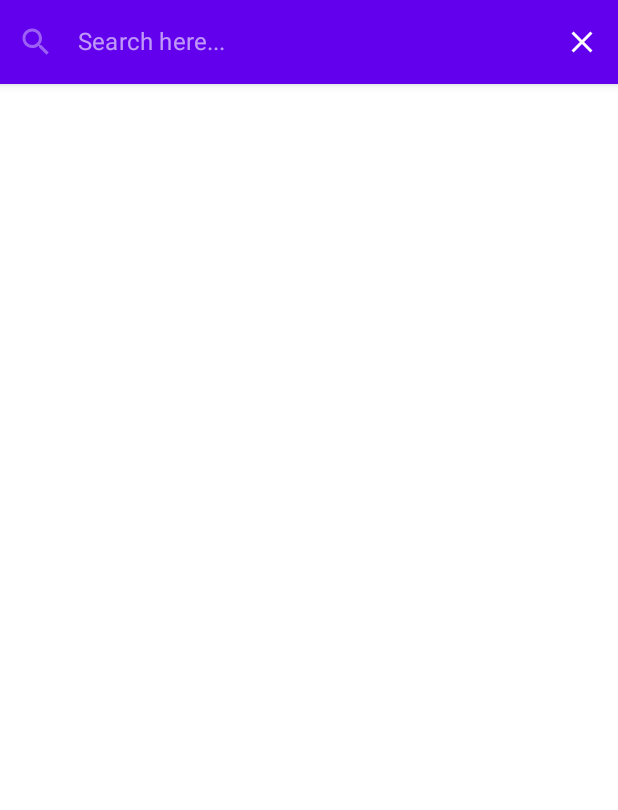
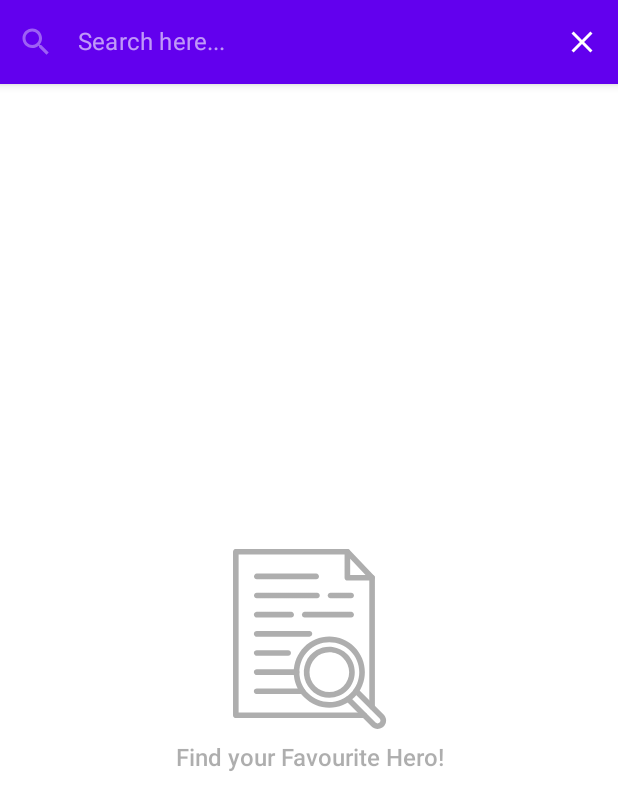
Before and after one commit to JustAmalll/BorutoApp, an Android app built with Jetpack Compose: the SearchScreen screen opened through its navigation route, on a phone screen of 412 x 824 dp. Shown: the top 810 px of the screen. Run offline under Robolectric (Android 15) with nearby library versions, the phone set to English and light mode, and no system bars; our stand-ins replace Dagger/Hilt's generated code, Shimmer, accompanist, paging; pictures from the network do not load.

Commit message:
Search Screen - Display Searched Heroes

```diff
--- a/app/src/main/java/dev/amal/borutoapp/presentation/common/EmptyScreen.kt
+++ b/app/src/main/java/dev/amal/borutoapp/presentation/common/EmptyScreen.kt
@@ -24,12 +24,16 @@ import java.net.ConnectException
 import java.net.SocketTimeoutException
 
 @Composable
-fun EmptyScreen(error: LoadState.Error) {
-    val message by remember {
-        mutableStateOf(parseErrorMessage(error = error))
+fun EmptyScreen(error: LoadState.Error? = null) {
+    var message by remember {
+        mutableStateOf("Find your Favourite Hero!")
     }
-    val icon by remember {
-        mutableStateOf(R.drawable.ic_network_error)
+    var icon by remember {
+        mutableStateOf(R.drawable.ic_search_document)
+    }
+    if (error != null) {
+        message = parseErrorMessage(error = error)
+        icon = R.drawable.ic_network_error
     }
     var startAnimation by remember {
         mutableStateOf(false)
--- a/app/src/main/java/dev/amal/borutoapp/presentation/common/ListContent.kt
+++ b/app/src/main/java/dev/amal/borutoapp/presentation/common/ListContent.kt
@@ -78,6 +78,10 @@ fun handlePagingResult(
                 EmptyScreen(error = error)
                 false
             }
+            heroes.itemCount < 1 -> {
+                EmptyScreen()
+                false
+            }
             else -> true
         }
     }
--- a/app/src/main/java/dev/amal/borutoapp/presentation/screens/search/SearchScreen.kt
+++ b/app/src/main/java/dev/amal/borutoapp/presentation/screens/search/SearchScreen.kt
@@ -2,12 +2,14 @@ package dev.amal.borutoapp.presentation.screens.search
 
 import androidx.compose.material.Scaffold
 import androidx.compose.runtime.Composable
-import androidx.compose.runtime.collectAsState
 import androidx.compose.runtime.getValue
 import androidx.hilt.navigation.compose.hiltViewModel
 import androidx.navigation.NavHostController
 import androidx.paging.compose.collectAsLazyPagingItems
+import coil.annotation.ExperimentalCoilApi
+import dev.amal.borutoapp.presentation.common.ListContent
 
+@ExperimentalCoilApi
 @Composable
 fun SearchScreen(
     navController: NavHostController,
@@ -30,8 +32,9 @@ fun SearchScreen(
                     navController.popBackStack()
                 }
             )
+        },
+        content = {
+            ListContent(heroes = heroes, navController = navController)
         }
-    ) {
-
-    }
+    )
 }
--- /dev/null
+++ b/app/src/main/res/drawable/ic_search_document.xml
@@ -0,0 +1,51 @@
+<vector xmlns:android="http://schemas.android.com/apk/res/android"
+    android:width="115.537dp"
+    android:height="135.844dp"
+    android:viewportWidth="115.537"
+    android:viewportHeight="135.844">
+  <path
+      android:fillColor="#FF000000"
+      android:pathData="M104.987,121.331a2.117,2.117 0,0 1,-2.123 -2.123l-0.009,-97.514a2.123,2.123 0,1 1,4.245 0l0.009,97.514A2.117,2.117 0,0 1,104.987 121.331Z"/>
+  <path
+      android:fillColor="#FF000000"
+      android:pathData="M99.132,127.618h-97.01A2.117,2.117 0,0 1,0 125.5L0,2.123A2.117,2.117 0,0 1,2.123 0h84.195a2.123,2.123 0,0 1,0 4.245L4.245,4.245L4.245,123.373h94.887a2.123,2.123 0,0 1,0 4.245Z"/>
+  <path
+      android:fillColor="#FF000000"
+      android:pathData="M62.827,22.808h-44.91a2.123,2.123 0,0 1,0 -4.245h44.91a2.123,2.123 0,0 1,0 4.245Z"/>
+  <path
+      android:fillColor="#FF000000"
+      android:pathData="M63.429,37.25L17.918,37.25a2.123,2.123 0,0 1,0 -4.245h45.511a2.123,2.123 0,0 1,0 4.245Z"/>
+  <path
+      android:fillColor="#FF000000"
+      android:pathData="M89.2,37.25L73.564,37.25a2.123,2.123 0,0 1,0 -4.245h15.636a2.123,2.123 0,0 1,0 4.245Z"/>
+  <path
+      android:fillColor="#FF000000"
+      android:pathData="M43.954,51.692L17.918,51.692a2.123,2.123 0,1 1,0 -4.245h26.037a2.123,2.123 0,0 1,0 4.245Z"/>
+  <path
+      android:fillColor="#FF000000"
+      android:pathData="M89.2,51.692h-35.12a2.123,2.123 0,0 1,0 -4.245h35.12a2.123,2.123 0,0 1,0 4.245Z"/>
+  <path
+      android:fillColor="#FF000000"
+      android:pathData="M57.724,66.143L17.918,66.143a2.123,2.123 0,1 1,0 -4.245h39.807a2.123,2.123 0,0 1,0 4.245Z"/>
+  <path
+      android:fillColor="#FF000000"
+      android:pathData="M41.672,80.586L17.918,80.586a2.123,2.123 0,1 1,0 -4.245h23.755a2.123,2.123 0,0 1,0 4.245Z"/>
+  <path
+      android:fillColor="#FF000000"
+      android:pathData="M47.943,95.028L17.918,95.028a2.123,2.123 0,1 1,0 -4.245h30.025a2.123,2.123 0,1 1,0 4.245Z"/>
+  <path
+      android:fillColor="#FF000000"
+      android:pathData="M52.559,109.479L17.918,109.479a2.123,2.123 0,1 1,0 -4.245h34.642a2.123,2.123 0,0 1,0 4.245Z"/>
+  <path
+      android:fillColor="#FF000000"
+      android:pathData="M104.978,23.817h-18.661a2.117,2.117 0,0 1,-2.123 -2.123L84.194,2.123a2.125,2.125 0,0 1,3.661 -1.468l18.661,19.572a2.125,2.125 0,0 1,-1.539 3.591ZM88.44,19.572h11.586l-11.586,-12.152Z"/>
+  <path
+      android:fillColor="#FF000000"
+      android:pathData="M72.671,119.809a26.844,26.844 0,1 1,18.988 -7.862A26.7,26.7 0,0 1,72.671 119.809ZM72.671,70.371a22.588,22.588 0,1 0,15.981 6.606A22.538,22.538 0,0 0,72.671 70.372Z"/>
+  <path
+      android:fillColor="#FF000000"
+      android:pathData="M109.135,135.844a6.416,6.416 0,0 1,-4.537 -1.875l-19.245,-19.244a2.12,2.12 0,0 1,3 -3l19.244,19.244a2.17,2.17 0,0 0,3.069 -3.069l-19.244,-19.244a2.12,2.12 0,0 1,3 -3l19.244,19.245a6.4,6.4 0,0 1,-4.528 10.94Z"/>
+  <path
+      android:fillColor="#FF000000"
+      android:pathData="M72.672,112.195a19.236,19.236 0,1 1,13.6 -32.838h0a19.236,19.236 0,0 1,-13.6 32.838ZM72.672,77.987a14.962,14.962 0,1 0,10.6 4.378h0A14.937,14.937 0,0 0,72.672 77.987Z"/>
+</vector>
```
